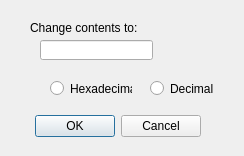
Qt form QtSpim/changevalue.ui (billsix/spim) before a commit.
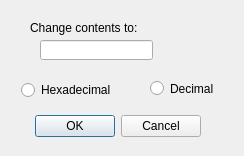
The same form after that commit.

Commit message: Dialog spacing issue on Linux

What changed in the file:
```diff
--- a/QtSpim/changevalue.ui
+++ b/QtSpim/changevalue.ui
@@ -55,10 +55,10 @@
   <widget class="QRadioButton" name="hexRadioButton">
    <property name="geometry">
     <rect>
-     <x>50</x>
+     <x>21</x>
      <y>80</y>
-     <width>82</width>
-     <height>17</height>
+     <width>111</width>
+     <height>20</height>
     </rect>
    </property>
    <property name="text">
```
